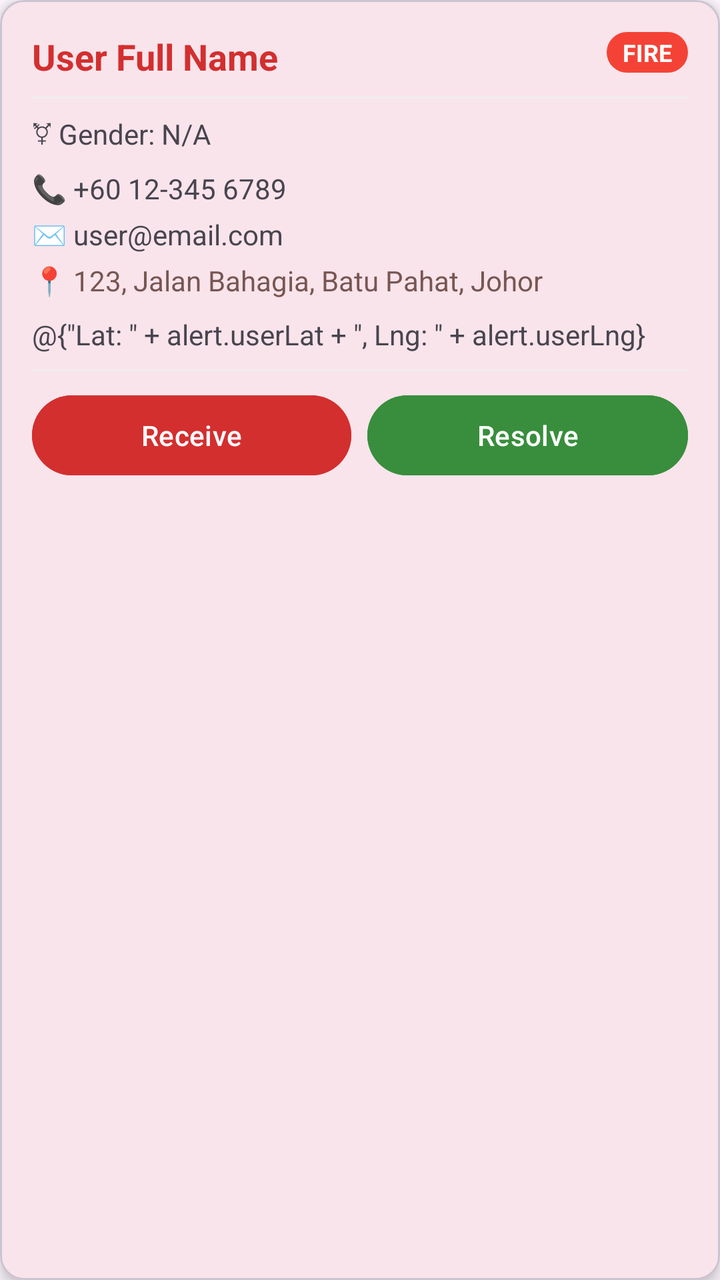
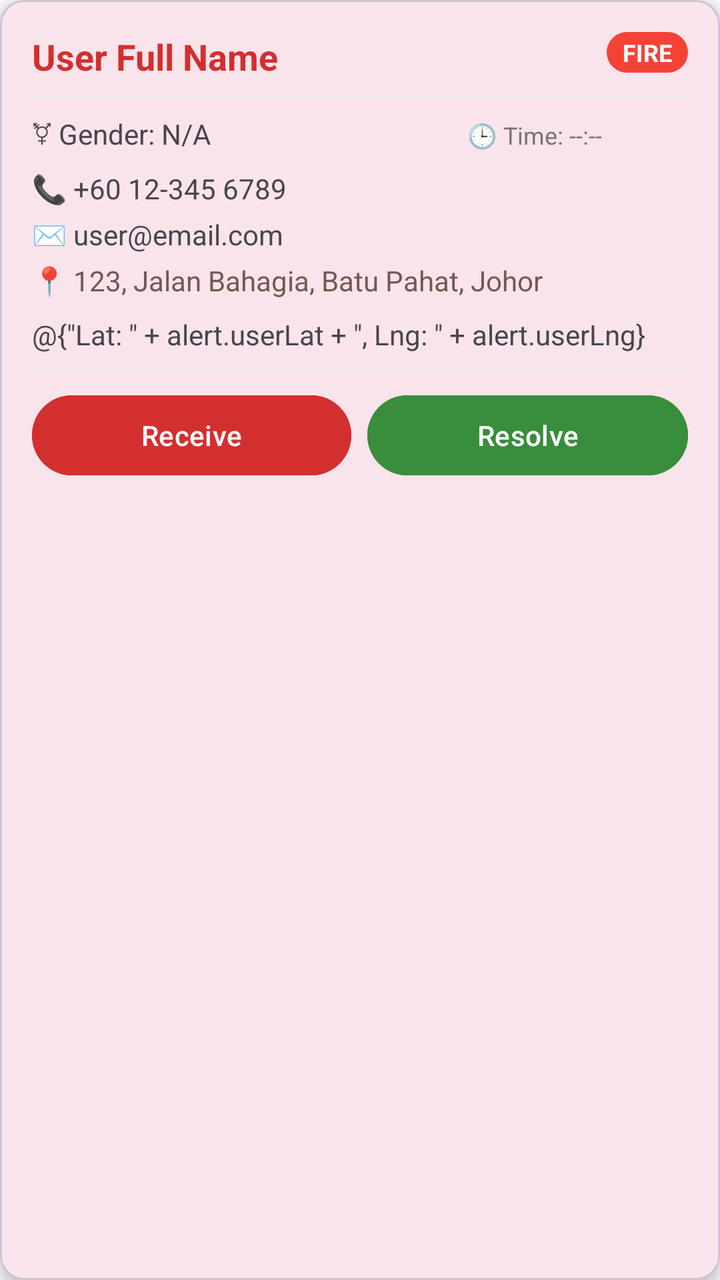

The first picture is an Android layout as it rendered before a commit; the second is the same layout after the commit. The layout source and the unified diff follow.
<!-- AndroidManifest.xml: application theme Theme.JERAPP -->
<!-- res/layout/item_admin_alert.xml -->
<?xml version="1.0" encoding="utf-8"?>
<com.google.android.material.card.MaterialCardView
    xmlns:android="http://schemas.android.com/apk/res/android"
    xmlns:app="http://schemas.android.com/apk/res-auto"
    android:layout_width="match_parent"
    android:layout_height="wrap_content"
    android:layout_marginHorizontal="12dp"
    android:layout_marginVertical="8dp"
    app:cardCornerRadius="12dp"
    app:cardElevation="4dp"
    android:clickable="true"
    android:focusable="true"
    android:foreground="?attr/selectableItemBackground">

    <LinearLayout
        android:layout_width="match_parent"
        android:layout_height="wrap_content"
        android:orientation="vertical"
        android:padding="16dp">

        <RelativeLayout
            android:layout_width="match_parent"
            android:layout_height="wrap_content">

            <TextView
                android:id="@+id/tvVictimName"
                android:layout_width="wrap_content"
                android:layout_height="wrap_content"
                android:text="User Full Name"
                android:textSize="18sp"
                android:textStyle="bold"
                android:textColor="@color/primary" />

            <TextView
                android:id="@+id/tvEmergencyTag"
                android:layout_width="wrap_content"
                android:layout_height="wrap_content"
                android:layout_alignParentEnd="true"
                android:background="@drawable/bg_tag_red"
                android:paddingHorizontal="8dp"
                android:paddingVertical="2dp"
                android:text="FIRE"
                android:textColor="@color/white"
                android:textSize="12sp"
                android:textStyle="bold" />
        </RelativeLayout>

        <View
            android:layout_width="match_parent"
            android:layout_height="1dp"
            android:layout_marginVertical="8dp"
            android:background="#EEEEEE" />

        <TextView
            android:id="@+id/tvVictimGender"
            android:layout_width="wrap_content"
            android:layout_height="wrap_content"
            android:text="⚧ Gender: N/A"
            android:layout_marginBottom="8dp"/>

        <TextView
            android:id="@+id/tvVictimPhone"
            android:layout_width="wrap_content"
            android:layout_height="wrap_content"
            android:text="📞 +60 12-345 6789"
            android:layout_marginBottom="4dp"/>

        <TextView
            android:id="@+id/tvVictimEmail"
            android:layout_width="wrap_content"
            android:layout_height="wrap_content"
            android:text="✉️ user@email.com"
            android:layout_marginBottom="4dp"/>

        <TextView
            android:id="@+id/tvVictimAddress"
            android:layout_width="match_parent"
            android:layout_height="wrap_content"
            android:text="📍 123, Jalan Bahagia, Batu Pahat, Johor"
            android:maxLines="2"
            android:ellipsize="end"
            android:textColor="@color/secondary"
            android:layout_marginBottom="8dp"/>

        <TextView
            android:id="@+id/tvCoordinates"
            android:layout_width="match_parent"
            android:layout_height="wrap_content"
            android:text='@{"Lat: " + alert.userLat + ", Lng: " + alert.userLng}' />

        <TextView
            android:id="@+id/statusTextView"
            android:layout_width="match_parent"
            android:layout_height="wrap_content"
            android:text="Status: Arrived"
            android:textColor="#2196F3"
            android:textStyle="bold"
            android:visibility="gone"
            android:layout_marginBottom="8dp"/>

        <View
            android:layout_width="match_parent"
            android:layout_height="1dp"
            android:layout_marginVertical="8dp"
            android:background="#EEEEEE" />

        <LinearLayout
            android:layout_width="match_parent"
            android:layout_height="wrap_content"
            android:orientation="horizontal"
            android:gravity="end">

            <com.google.android.material.button.MaterialButton
                android:id="@+id/btnReceive"
                android:layout_width="wrap_content"
                android:layout_height="wrap_content"
                android:layout_weight="1"
                android:text="Receive"
                android:textColor="@color/background"
                android:backgroundTint="#D32F2F"
                android:layout_marginEnd="8dp" />

            <com.google.android.material.button.MaterialButton
                android:id="@+id/btnResolve"
                android:layout_width="wrap_content"
                android:layout_height="wrap_content"
                android:layout_weight="1"
                android:text="Resolve"
                android:backgroundTint="#388E3C" />
        </LinearLayout>
    </LinearLayout>
</com.google.android.material.card.MaterialCardView>
<!-- resources referenced by this layout -->
<resources>
  <color name="background">#FFFBFF</color>
  <color name="primary">#D32F2F</color>
  <color name="secondary">#775652</color>
  <color name="white">#FFFFFF</color>
  <!-- drawable bg_tag_red (drawable) -->
  <?xml version="1.0" encoding="utf-8"?>
  <shape xmlns:android="http://schemas.android.com/apk/res/android">
      <solid android:color="#F44336" />
      <corners android:radius="16dp" />
  </shape>
  <style name="Theme.JERAPP" parent="Theme.Material3.DayNight.NoActionBar">
          
          <item name="colorPrimary">@color/primary</item>
          <item name="android:statusBarColor">@color/primary</item>
  
          
          <item name="android:windowLightStatusBar">false</item>
  
          
          <item name="android:navigationBarColor">@color/background</item>
          <item name="android:windowLightNavigationBar">true</item>
      </style>
</resources>

<!-- the commit's change to res/layout/item_admin_alert.xml (unified diff, before → after) -->
@@ -51,12 +51,32 @@
             android:layout_marginVertical="8dp"
             android:background="#EEEEEE" />
 
-        <TextView
-            android:id="@+id/tvVictimGender"
-            android:layout_width="wrap_content"
+        <LinearLayout
+            android:layout_width="match_parent"
             android:layout_height="wrap_content"
-            android:text="⚧ Gender: N/A"
-            android:layout_marginBottom="8dp"/>
+            android:orientation="horizontal"
+            android:gravity="end">
+
+            <TextView
+                android:id="@+id/tvVictimGender"
+                android:layout_width="wrap_content"
+                android:layout_height="wrap_content"
+                android:text="⚧ Gender: N/A"
+                android:layout_weight="3"
+                android:layout_marginBottom="8dp"/>
+
+            <TextView
+                android:id="@+id/tvTimestamp"
+                android:layout_width="wrap_content"
+                android:layout_height="wrap_content"
+                android:text="🕒 Time: --:--"
+                android:layout_alignParentEnd="true"
+                android:layout_weight="1"
+                android:textColor="#757575"
+                android:textSize="12sp"
+                android:layout_marginBottom="8dp"/>
+
+        </LinearLayout>
 
         <TextView
             android:id="@+id/tvVictimPhone"
